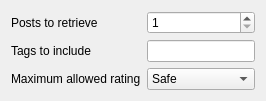
lbeltrame/danbooru-client, file danbooru/ui_src/fetchdialog.ui: the form before one commit.
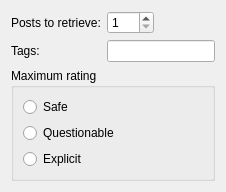
The form after the commit. Custom widgets are drawn as their Qt base class.

Commit message: Better UI file for fetch dialog

```diff
--- a/danbooru/ui_src/fetchdialog.ui
+++ b/danbooru/ui_src/fetchdialog.ui
@@ -6,22 +6,18 @@
    <rect>
     <x>0</x>
     <y>0</y>
-    <width>259</width>
-    <height>91</height>
+    <width>218</width>
+    <height>183</height>
    </rect>
   </property>
   <property name="windowTitle">
    <string/>
   </property>
   <layout class="QFormLayout" name="formLayout">
-   <item row="0" column="0">
-    <widget class="QLabel" name="postLabel">
-     <property name="text">
-      <string>Posts to retrieve</string>
-     </property>
-    </widget>
-   </item>
-   <item row="0" column="1">
+   <property name="fieldGrowthPolicy">
+    <enum>QFormLayout::ExpandingFieldsGrow</enum>
+   </property>
+   <item row="1" column="1">
     <widget class="KIntSpinBox" name="postSpinBox">
      <property name="toolTip">
       <string>Number of posts to retrieve (max 100)</string>
@@ -37,14 +33,7 @@
      </property>
     </widget>
    </item>
-   <item row="1" column="0">
-    <widget class="QLabel" name="tagLabel">
-     <property name="text">
-      <string>Tags to include</string>
-     </property>
-    </widget>
-   </item>
-   <item row="1" column="1">
+   <item row="3" column="1">
     <widget class="KLineEdit" name="tagLineEdit">
      <property name="sizePolicy">
       <sizepolicy hsizetype="MinimumExpanding" vsizetype="Fixed">
@@ -63,33 +52,48 @@
      </property>
     </widget>
    </item>
-   <item row="2" column="0">
-    <widget class="QLabel" name="ratingLabel">
+   <item row="3" column="0">
+    <widget class="QLabel" name="tagLabel">
      <property name="text">
-      <string>Maximum allowed rating</string>
+      <string>Tags:</string>
      </property>
     </widget>
    </item>
-   <item row="2" column="1">
-    <widget class="KComboBox" name="ratingComboBox">
-     <property name="whatsThis">
-      <string>This selects the maximum ratings for the image. &quot;Safe&quot; images are intended for all audiences; &quot;Questionable&quot; images may contain suggestive but not explicit imagery; &quot;Explicit&quot; images contain very explicit content.</string>
-     </property>
-     <item>
+   <item row="1" column="0">
+    <widget class="QLabel" name="postLabel">
       <property name="text">
-       <string>Safe</string>
-      </property>
-     </item>
-     <item>
+      <string>Posts to retrieve:</string>
+     </property>
+    </widget>
+   </item>
+   <item row="4" column="0" colspan="2">
+    <widget class="KButtonGroup" name="kbuttongroup">
+     <property name="title">
+      <string>Maximum rating</string>
+     </property>
+     <layout class="QGridLayout" name="gridLayout">
+      <item row="1" column="0">
+       <widget class="QRadioButton" name="questionableRadioButton">
       <property name="text">
        <string>Questionable</string>
       </property>
-     </item>
-     <item>
+       </widget>
+      </item>
+      <item row="2" column="0">
+       <widget class="QRadioButton" name="explicitRadioButton">
       <property name="text">
        <string>Explicit</string>
       </property>
-     </item>
+       </widget>
+      </item>
+      <item row="0" column="0">
+       <widget class="QRadioButton" name="safeRadioButton">
+        <property name="text">
+         <string>Safe</string>
+        </property>
+       </widget>
+      </item>
+     </layout>
     </widget>
    </item>
   </layout>
@@ -100,16 +104,17 @@
    <extends>QSpinBox</extends>
    <header>knuminput.h</header>
   </customwidget>
+  <customwidget>
+   <class>KButtonGroup</class>
+   <extends>QGroupBox</extends>
+   <header>kbuttongroup.h</header>
+   <container>1</container>
+  </customwidget>
   <customwidget>
    <class>KLineEdit</class>
    <extends>QLineEdit</extends>
    <header>klineedit.h</header>
   </customwidget>
-  <customwidget>
-   <class>KComboBox</class>
-   <extends>QComboBox</extends>
-   <header>kcombobox.h</header>
-  </customwidget>
  </customwidgets>
  <resources/>
  <connections/>
```
Lines whose indentation alone changed are shown as unchanged.
